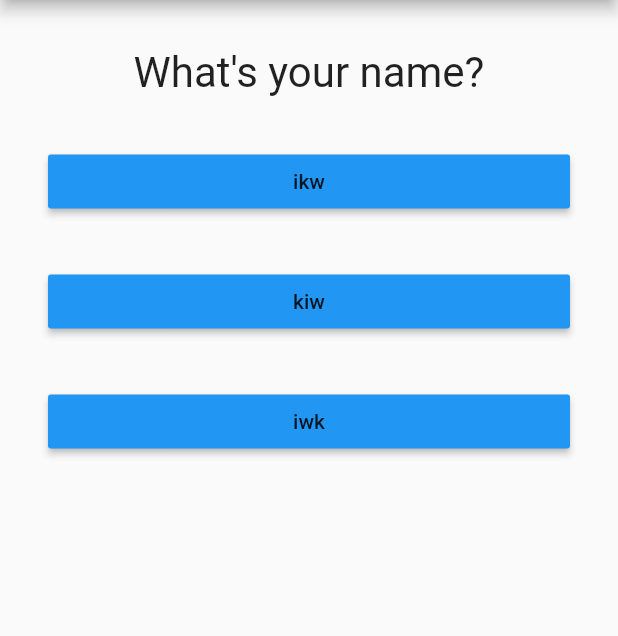
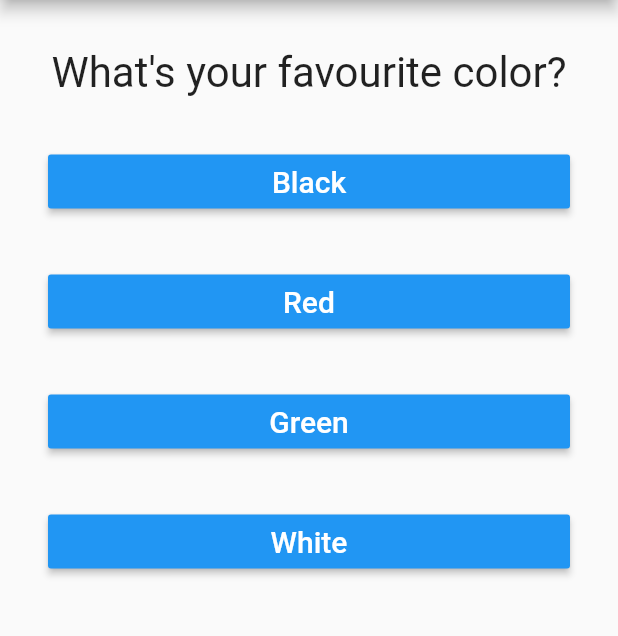
Before and after one commit to wasim919/playing-with-flutter, a Flutter app: the screen it shows after launch, on a phone screen of 412 x 824 dp, the part 84-720 px from its top. Run offline on Flutter 3.47's test engine with Material 2 defaults, Android fonts, the phone set to English and light mode, and no system bars.

Commit message:
scoring done

```diff
--- a/quizApp/lib/Answer.dart
+++ b/quizApp/lib/Answer.dart
@@ -3,8 +3,9 @@ import "package:flutter/material.dart";
 class Answer extends StatelessWidget {
   final Function selectHandler;
   final String answerText;
+  final int answerScore;
 
-  Answer(this.selectHandler, this.answerText);
+  Answer(this.selectHandler, this.answerText, this.answerScore);
 
   @override
   Widget build(BuildContext context) {
@@ -12,9 +13,17 @@ class Answer extends StatelessWidget {
       width: double.infinity,
       margin: EdgeInsets.all(16),
       child: RaisedButton(
-        onPressed: selectHandler,
+        onPressed: () {
+          selectHandler(answerScore);
+        },
         color: Colors.blue,
-        child: Text(this.answerText),
+        child: Text(
+          this.answerText,
+          style: TextStyle(
+            color: Colors.white,
+            fontSize: 20,
+          ),
+        ),
       ),
     );
   }
--- a/quizApp/lib/Quiz.dart
+++ b/quizApp/lib/Quiz.dart
@@ -6,7 +6,7 @@ import './Question.dart';
 
 class Quiz extends StatelessWidget {
   final String questionText;
-  final List<String> questionAnswers;
+  final List<Map<String, Object>> questionAnswers;
   final Function answerQuestion;
 
   Quiz(
@@ -21,7 +21,7 @@ class Quiz extends StatelessWidget {
         Question(questionText),
         ...questionAnswers.map(
           (answer) {
-            return Answer(answerQuestion, answer);
+            return Answer(answerQuestion, answer["text"], answer["score"]);
           },
         ).toList()
       ],
--- a/quizApp/lib/main.dart
+++ b/quizApp/lib/main.dart
@@ -13,22 +13,39 @@ class QuizApp extends StatefulWidget {
 class QuizAppState extends State<QuizApp> {
   var questions = [
     {
-      "questionText": "What\'s your name?",
-      "answers": ["ikw", "kiw", "iwk"],
+      "questionText": "What\'s your favourite color?",
+      "answers": [
+        {"text": "Black", "score": 10},
+        {"text": "Red", "score": 5},
+        {"text": "Green", "score": 3},
+        {"text": "White", "score": 1}
+      ],
     },
     {
-      "questionText": "Where are you from?",
-      "answers": ["somewhere", "anywhere", "everywhere"],
+      "questionText": "What\'s your favourite animal?",
+      "answers": [
+        {"text": "Rabbit", "score": 2},
+        {"text": "Snake", "score": 20},
+        {"text": "Elephant", "score": 2},
+        {"text": "Lion", "score": 5}
+      ],
     },
     {
-      "questionText": "Where do you live currently?",
-      "answers": ["nowhere"],
+      "questionText": "What\'s your favourite season?",
+      "answers": [
+        {"text": "Winter", "score": 20},
+        {"text": "Spring", "score": 1},
+        {"text": "Summer", "score": 0},
+        {"text": "Autumn", "score": 5}
+      ],
     },
   ];
   int questionIndex = 0;
-  void answerQuestion() {
+  int score = 0;
+  void answerQuestion(int answerScore) {
     setState(() {
       questionIndex += 1;
+      score += answerScore;
     });
   }
 
@@ -47,7 +64,7 @@ class QuizAppState extends State<QuizApp> {
                 questionAnswers: questions[questionIndex]['answers'],
                 answerQuestion: answerQuestion,
               )
-            : Result(),
+            : Result(score),
       ),
     );
   }
```
Also changed, not shown: quizApp/lib/Result.dart (+19 -1 lines).
